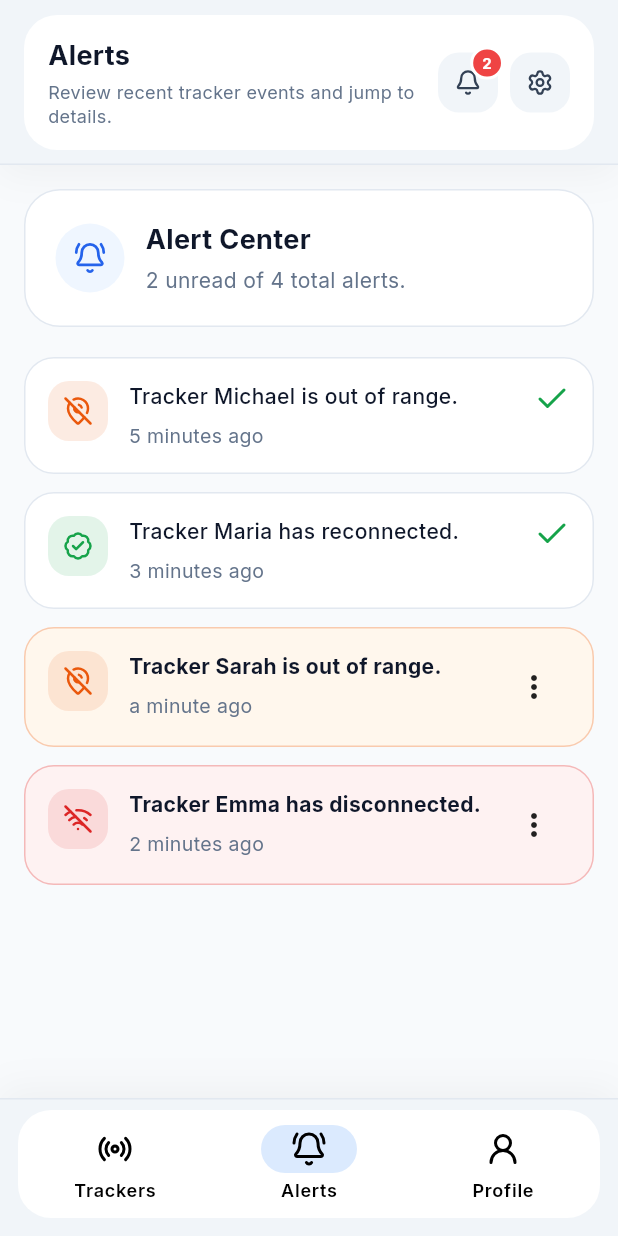
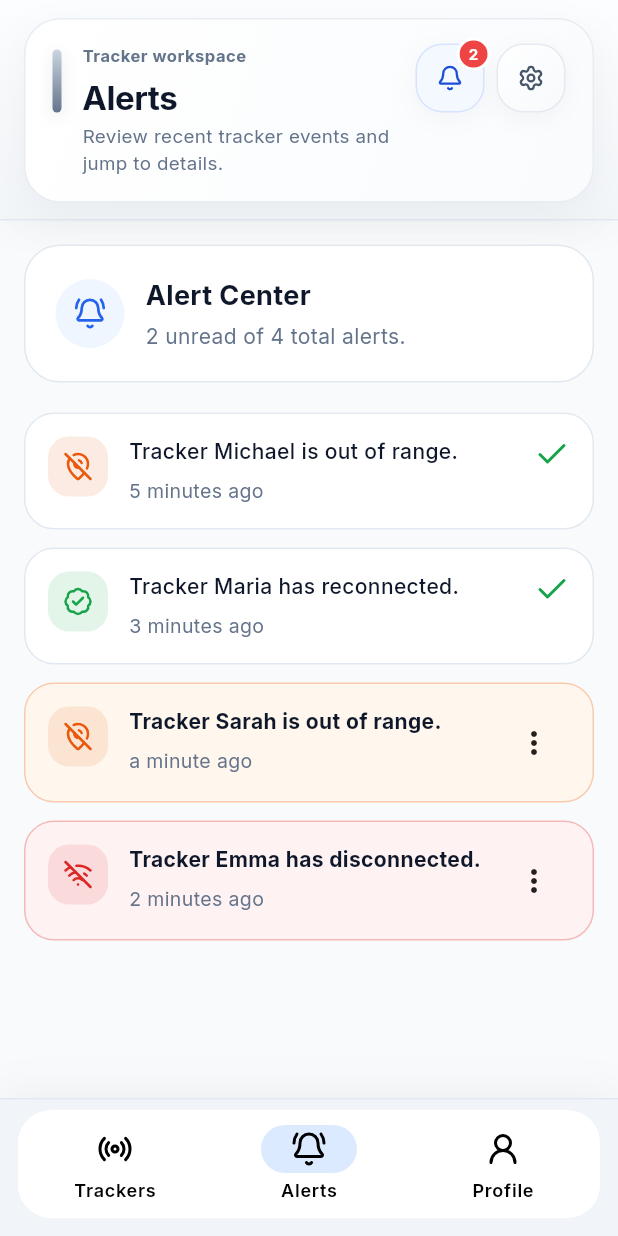
Before and after one commit to michaeljosherr/tracking, a Flutter app: the AlertsScreen screen opened by its route, on a phone screen of 412 x 824 dp. Run offline on Flutter 3.47's test engine with Material 3 defaults, Android fonts, the phone set to English and light mode, and no system bars; our stand-ins replace go_router, google_fonts, lucide_icons_flutter, shared_preferences, timeago; accounts and stored records are empty.

Commit message:
refactor: enhance AppTopBar UI with gradient backgrounds and improved layout
- Replaced solid color with gradient backgrounds for AppTopBar and button components.
- Adjusted padding and border radius for a more modern appearance.
- Updated text layout to improve readability and visual hierarchy.
- Enhanced button interaction design with new gradient and shadow effects.

```diff
--- a/my_flutter_app/lib/widgets/app_top_bar.dart
+++ b/my_flutter_app/lib/widgets/app_top_bar.dart
@@ -39,18 +39,22 @@ class _AppTopBarState extends State<AppTopBar> {
       width: double.infinity,
       child: DecoratedBox(
         decoration: BoxDecoration(
-          color: const Color(0xFFF1F5F9),
+          gradient: const LinearGradient(
+            begin: Alignment.topCenter,
+            end: Alignment.bottomCenter,
+            colors: [Color(0xFFFCFDFE), Color(0xFFF3F6F9)],
+          ),
           border: const Border(bottom: BorderSide(color: Color(0xFFE2E8F0))),
           boxShadow: [
             BoxShadow(
-              color: Colors.black.withValues(alpha: 0.04),
-              blurRadius: 20,
-              offset: const Offset(0, 6),
+              color: Colors.black.withValues(alpha: 0.03),
+              blurRadius: 18,
+              offset: const Offset(0, 5),
             ),
           ],
         ),
         child: Padding(
-          padding: const EdgeInsets.symmetric(vertical: 10),
+          padding: const EdgeInsets.symmetric(vertical: 12),
           child: Align(
             alignment: Alignment.topCenter,
             child: ConstrainedBox(
@@ -58,36 +62,95 @@ class _AppTopBarState extends State<AppTopBar> {
               child: Padding(
                 padding: EdgeInsets.symmetric(horizontal: horizontalPadding),
                 child: Container(
-                  padding: const EdgeInsets.fromLTRB(16, 14, 16, 14),
+                  padding: const EdgeInsets.fromLTRB(18, 16, 18, 16),
                   decoration: BoxDecoration(
-                    color: Colors.white,
-                    borderRadius: BorderRadius.circular(22),
+                    gradient: const LinearGradient(
+                      begin: Alignment.topLeft,
+                      end: Alignment.bottomRight,
+                      colors: [Color(0xFFFFFFFF), Color(0xFFF9FBFD)],
+                    ),
+                    borderRadius: BorderRadius.circular(24),
+                    border: Border.all(color: const Color(0xFFE7EDF3)),
+                    boxShadow: [
+                      BoxShadow(
+                        color: const Color(0xFF0F172A).withValues(alpha: 0.05),
+                        blurRadius: 24,
+                        offset: const Offset(0, 10),
+                      ),
+                    ],
                   ),
                   child: Row(
+                    crossAxisAlignment: CrossAxisAlignment.start,
                     children: [
+                      Expanded(
+                        child: Row(
+                          crossAxisAlignment: CrossAxisAlignment.start,
+                          children: [
+                            Container(
+                              width: 6,
+                              height: widget.subtitle != null ? 42 : 28,
+                              margin: const EdgeInsets.only(top: 4, right: 14),
+                              decoration: BoxDecoration(
+                                gradient: const LinearGradient(
+                                  begin: Alignment.topCenter,
+                                  end: Alignment.bottomCenter,
+                                  colors: [
+                                    Color(0xFFCBD5E1),
+                                    Color(0xFF64748B),
+                                  ],
+                                ),
+                                borderRadius: BorderRadius.circular(999),
+                                boxShadow: [
+                                  BoxShadow(
+                                    color: const Color(
+                                      0xFF475569,
+                                    ).withValues(alpha: 0.12),
+                                    blurRadius: 8,
+                                    offset: const Offset(0, 3),
+                                  ),
+                                ],
+                              ),
+                            ),
                             Expanded(
                               child: Column(
                                 crossAxisAlignment: CrossAxisAlignment.start,
                                 children: [
+                                  const Text(
+                                    'Tracker workspace',
+                                    maxLines: 1,
+                                    overflow: TextOverflow.ellipsis,
+                                    style: TextStyle(
+                                      color: Color(0xFF64748B),
+                                      fontSize: 11,
+                                      fontWeight: FontWeight.w700,
+                                      letterSpacing: 0.35,
+                                    ),
+                                  ),
+                                  const SizedBox(height: 8),
                                   Text(
                                     widget.title,
                                     style: const TextStyle(
-                                fontSize: 18,
+                                      fontSize: 22,
                                       fontWeight: FontWeight.w700,
                                       color: Color(0xFF0F172A),
+                                      height: 1.05,
+                                      letterSpacing: -0.3,
                                     ),
                                   ),
                                   if (widget.subtitle != null) ...[
-                              const SizedBox(height: 4),
+                                    const SizedBox(height: 6),
                                     Text(
                                       widget.subtitle!,
                                       style: const TextStyle(
                                         color: Color(0xFF64748B),
-                                  fontSize: 12,
-                                  height: 1.35,
+                                        fontSize: 12.5,
+                                        height: 1.4,
                                       ),
                                     ),
                                   ],
+                                ],
+                              ),
+                            ),
                           ],
                         ),
                       ),
@@ -123,18 +186,36 @@ class _AppTopBarState extends State<AppTopBar> {
     required IconData icon,
     required VoidCallback onTap,
   }) {
-    return Material(
+    return Container(
+      decoration: BoxDecoration(
+        gradient: const LinearGradient(
+          begin: Alignment.topLeft,
+          end: Alignment.bottomRight,
+          colors: [Color(0xFFFFFFFF), Color(0xFFF7F9FC)],
+        ),
+        borderRadius: BorderRadius.circular(18),
+        border: Border.all(color: const Color(0xFFE5EAF0)),
+        boxShadow: [
+          BoxShadow(
+            color: const Color(0xFF0F172A).withValues(alpha: 0.04),
+            blurRadius: 12,
+            offset: const Offset(0, 4),
+          ),
+        ],
+      ),
+      child: Material(
         key: key,
-      color: const Color(0xFFF1F5F9),
-      borderRadius: BorderRadius.circular(14),
+        color: Colors.transparent,
+        borderRadius: BorderRadius.circular(18),
         child: InkWell(
           onTap: onTap,
-        borderRadius: BorderRadius.circular(14),
+          borderRadius: BorderRadius.circular(18),
           child: SizedBox(
-          width: 40,
-          height: 40,
+            width: 44,
+            height: 44,
             child: Center(
-            child: Icon(icon, color: const Color(0xFF334155), size: 18),
+              child: Icon(icon, color: const Color(0xFF475569), size: 18),
+            ),
           ),
         ),
       ),
@@ -148,21 +229,43 @@ class _AppTopBarState extends State<AppTopBar> {
     return Stack(
       clipBehavior: Clip.none,
       children: [
-        Material(
+        Container(
+          decoration: BoxDecoration(
+            color: badgeCount > 0
+                ? const Color(0xFFF4F8FF)
+                : const Color(0xFFF8FAFC),
+            borderRadius: BorderRadius.circular(18),
+            border: Border.all(
+              color: badgeCount > 0
+                  ? const Color(0xFFD6E4FF)
+                  : const Color(0xFFE5EAF0),
+            ),
+            boxShadow: [
+              BoxShadow(
+                color: const Color(0xFF0F172A).withValues(alpha: 0.04),
+                blurRadius: 12,
+                offset: const Offset(0, 4),
+              ),
+            ],
+          ),
+          child: Material(
             key: _alertsMenuAnchorKey,
-          color: const Color(0xFFF1F5F9),
-          borderRadius: BorderRadius.circular(14),
+            color: Colors.transparent,
+            borderRadius: BorderRadius.circular(18),
             child: InkWell(
               onTap: () => _showAlertsMenu(recentAlerts, badgeCount),
-            borderRadius: BorderRadius.circular(14),
-            child: const SizedBox(
-              width: 40,
-              height: 40,
+              borderRadius: BorderRadius.circular(18),
+              child: SizedBox(
+                width: 44,
+                height: 44,
                 child: Center(
                   child: Icon(
                     LucideIcons.bell,
-                  color: Color(0xFF334155),
+                    color: badgeCount > 0
+                        ? const Color(0xFF1D4ED8)
+                        : const Color(0xFF475569),
                     size: 18,
+                  ),
                 ),
               ),
             ),
```
Lines whose indentation alone changed are shown as unchanged.
